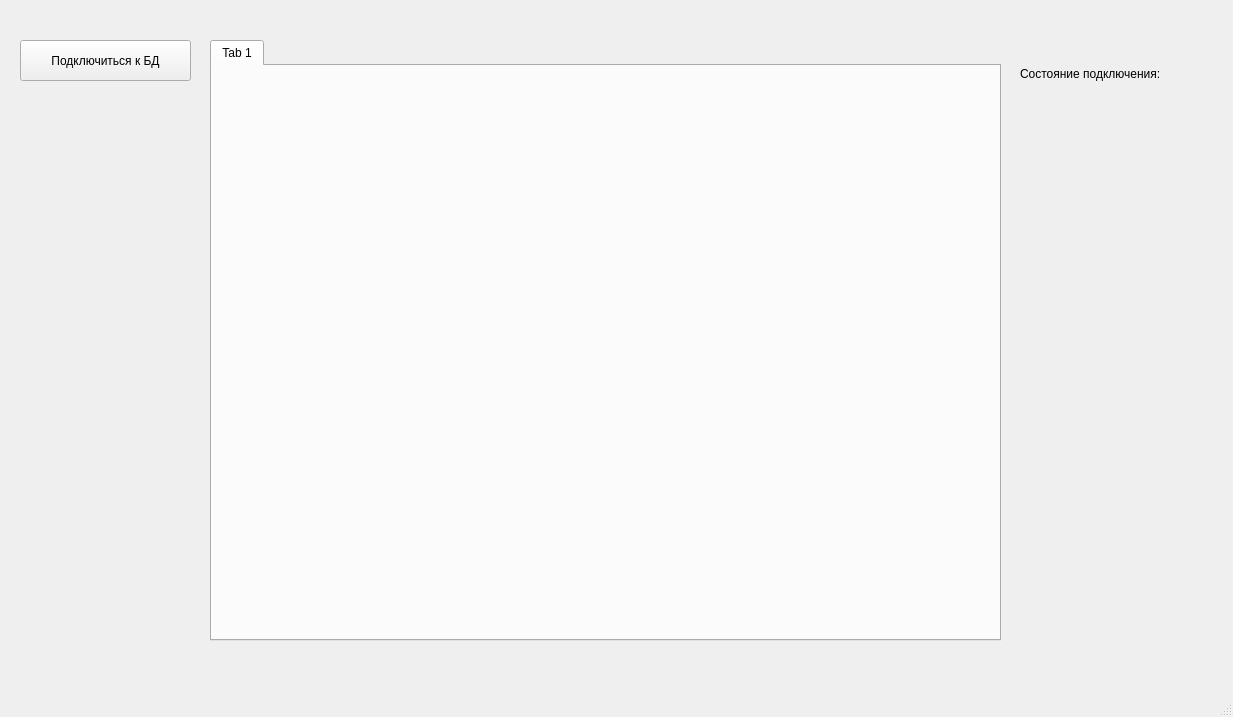
Old version of the form form.ui in the repository yurchest/SUBD.
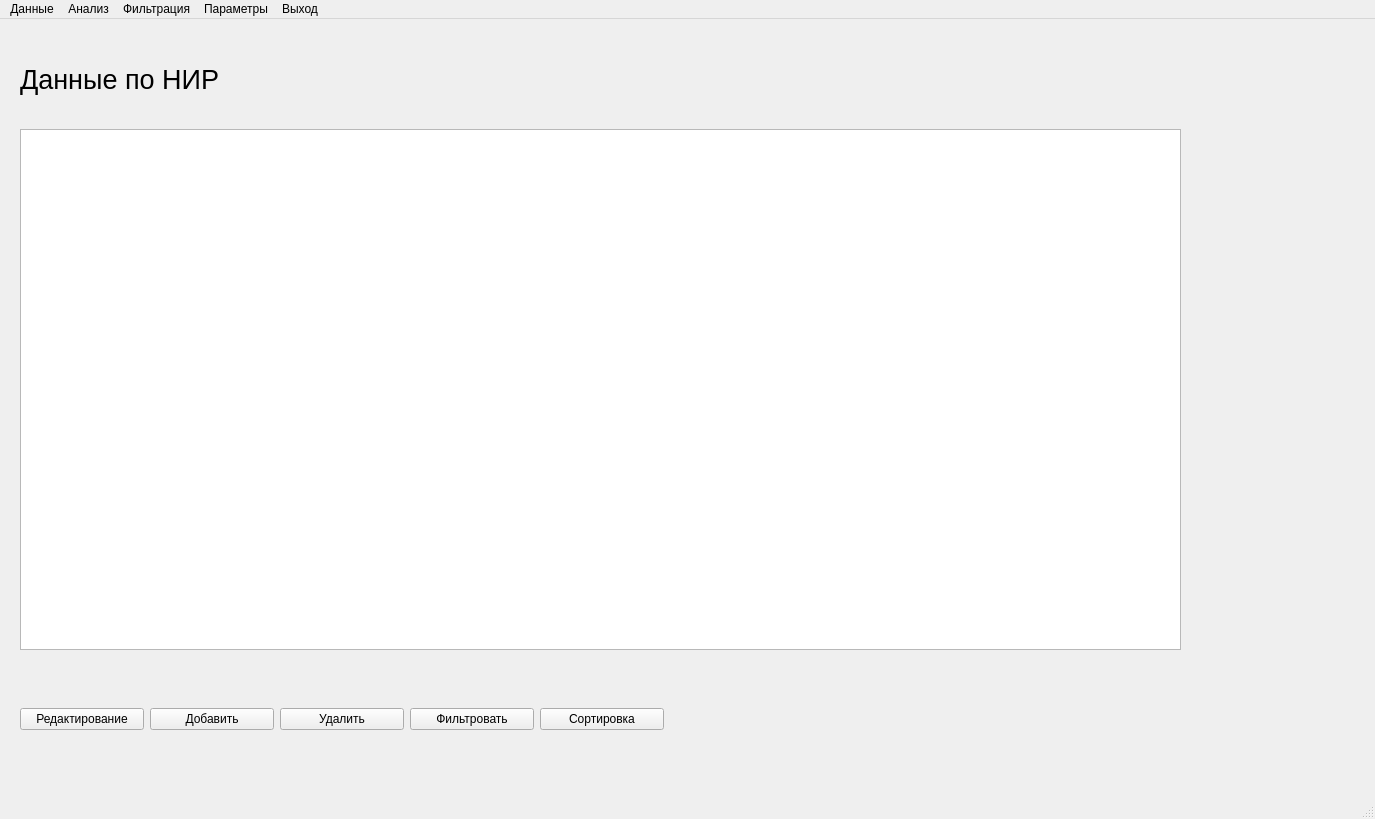
New version of the form.

```diff
--- a/form.ui
+++ b/form.ui
@@ -6,78 +6,122 @@
    <rect>
     <x>0</x>
     <y>0</y>
-    <width>1233</width>
-    <height>717</height>
+    <width>1375</width>
+    <height>819</height>
    </rect>
   </property>
   <property name="windowTitle">
    <string>MainWindow</string>
   </property>
   <widget class="QWidget" name="centralwidget">
-   <widget class="QWidget" name="verticalLayoutWidget_2">
+   <widget class="QStackedWidget" name="stackedWidget">
     <property name="geometry">
      <rect>
-      <x>1020</x>
-      <y>50</y>
-      <width>203</width>
-      <height>101</height>
-     </rect>
-    </property>
-    <layout class="QVBoxLayout" name="verticalLayout_2">
-     <item>
-      <widget class="QLabel" name="label">
-       <property name="text">
-        <string>Состояние подключения:</string>
-       </property>
-      </widget>
-     </item>
-     <item>
-      <widget class="QLabel" name="label_2">
-       <property name="layoutDirection">
-        <enum>Qt::LeftToRight</enum>
-       </property>
-       <property name="text">
-        <string/>
-       </property>
-       <property name="textFormat">
-        <enum>Qt::AutoText</enum>
-       </property>
-       <property name="alignment">
-        <set>Qt::AlignCenter</set>
-       </property>
-      </widget>
-     </item>
-    </layout>
-   </widget>
-   <widget class="QPushButton" name="pushButton">
-    <property name="geometry">
-     <rect>
-      <x>20</x>
-      <y>40</y>
-      <width>171</width>
-      <height>41</height>
-     </rect>
-    </property>
-    <property name="text">
-     <string>Подключиться к БД</string>
-    </property>
-   </widget>
-   <widget class="QTabWidget" name="tabWidget">
-    <property name="geometry">
-     <rect>
-      <x>210</x>
-      <y>40</y>
-      <width>791</width>
-      <height>601</height>
+      <x>0</x>
+      <y>0</y>
+      <width>1421</width>
+      <height>811</height>
      </rect>
     </property>
     <property name="currentIndex">
      <number>0</number>
     </property>
-    <widget class="QWidget" name="tab">
-     <attribute name="title">
-      <string>Tab 1</string>
-     </attribute>
+    <widget class="QWidget" name="page">
+     <widget class="QTableView" name="tableView">
+      <property name="geometry">
+       <rect>
+        <x>20</x>
+        <y>110</y>
+        <width>1161</width>
+        <height>521</height>
+       </rect>
+      </property>
+     </widget>
+     <widget class="QWidget" name="horizontalLayoutWidget">
+      <property name="geometry">
+       <rect>
+        <x>20</x>
+        <y>660</y>
+        <width>644</width>
+        <height>80</height>
+       </rect>
+      </property>
+      <layout class="QHBoxLayout" name="horizontalLayout">
+       <item>
+        <widget class="QPushButton" name="pushButton">
+         <property name="text">
+          <string>Редактирование</string>
+         </property>
+        </widget>
+       </item>
+       <item>
+        <widget class="QPushButton" name="pushButton_2">
+         <property name="text">
+          <string>Добавить</string>
+         </property>
+        </widget>
+       </item>
+       <item>
+        <widget class="QPushButton" name="pushButton_3">
+         <property name="text">
+          <string>Удалить</string>
+         </property>
+        </widget>
+       </item>
+       <item>
+        <widget class="QPushButton" name="pushButton_4">
+         <property name="text">
+          <string>Фильтровать</string>
+         </property>
+        </widget>
+       </item>
+       <item>
+        <widget class="QPushButton" name="pushButton_5">
+         <property name="text">
+          <string>Сортировка</string>
+         </property>
+        </widget>
+       </item>
+      </layout>
+     </widget>
+     <widget class="QLabel" name="label_2">
+      <property name="geometry">
+       <rect>
+        <x>20</x>
+        <y>40</y>
+        <width>251</width>
+        <height>41</height>
+       </rect>
+      </property>
+      <property name="font">
+       <font>
+        <pointsize>20</pointsize>
+       </font>
+      </property>
+      <property name="text">
+       <string>Данные по НИР</string>
+      </property>
+     </widget>
+    </widget>
+    <widget class="QWidget" name="page_2">
+     <widget class="QLabel" name="label">
+      <property name="geometry">
+       <rect>
+        <x>520</x>
+        <y>230</y>
+        <width>301</width>
+        <height>201</height>
+       </rect>
+      </property>
+      <property name="font">
+       <font>
+        <pointsize>30</pointsize>
+       </font>
+      </property>
+      <property name="text">
+       <string>TAB 2 PAGE</string>
+      </property>
+     </widget>
     </widget>
    </widget>
   </widget>
@@ -86,10 +130,43 @@
     <rect>
      <x>0</x>
      <y>0</y>
-     <width>1233</width>
+     <width>1375</width>
      <height>23</height>
     </rect>
    </property>
+   <widget class="QMenu" name="menu">
+    <property name="title">
+     <string>Данные</string>
+    </property>
+    <addaction name="action_open_nir_data"/>
+    <addaction name="action_2"/>
+    <addaction name="action_3"/>
+   </widget>
+   <widget class="QMenu" name="menu_2">
+    <property name="title">
+     <string>Анализ</string>
+    </property>
+   </widget>
+   <widget class="QMenu" name="menu_3">
+    <property name="title">
+     <string>Фильтрация</string>
+    </property>
+   </widget>
+   <widget class="QMenu" name="menu_4">
+    <property name="title">
+     <string>Параметры</string>
+    </property>
+   </widget>
+   <widget class="QMenu" name="menu_5">
+    <property name="title">
+     <string>Выход</string>
+    </property>
+   </widget>
+   <addaction name="menu"/>
+   <addaction name="menu_2"/>
+   <addaction name="menu_3"/>
+   <addaction name="menu_4"/>
+   <addaction name="menu_5"/>
   </widget>
   <widget class="QStatusBar" name="statusbar"/>
  </widget>
```
Left out of the diff: 15 changed lines with no effect on the pictures.
